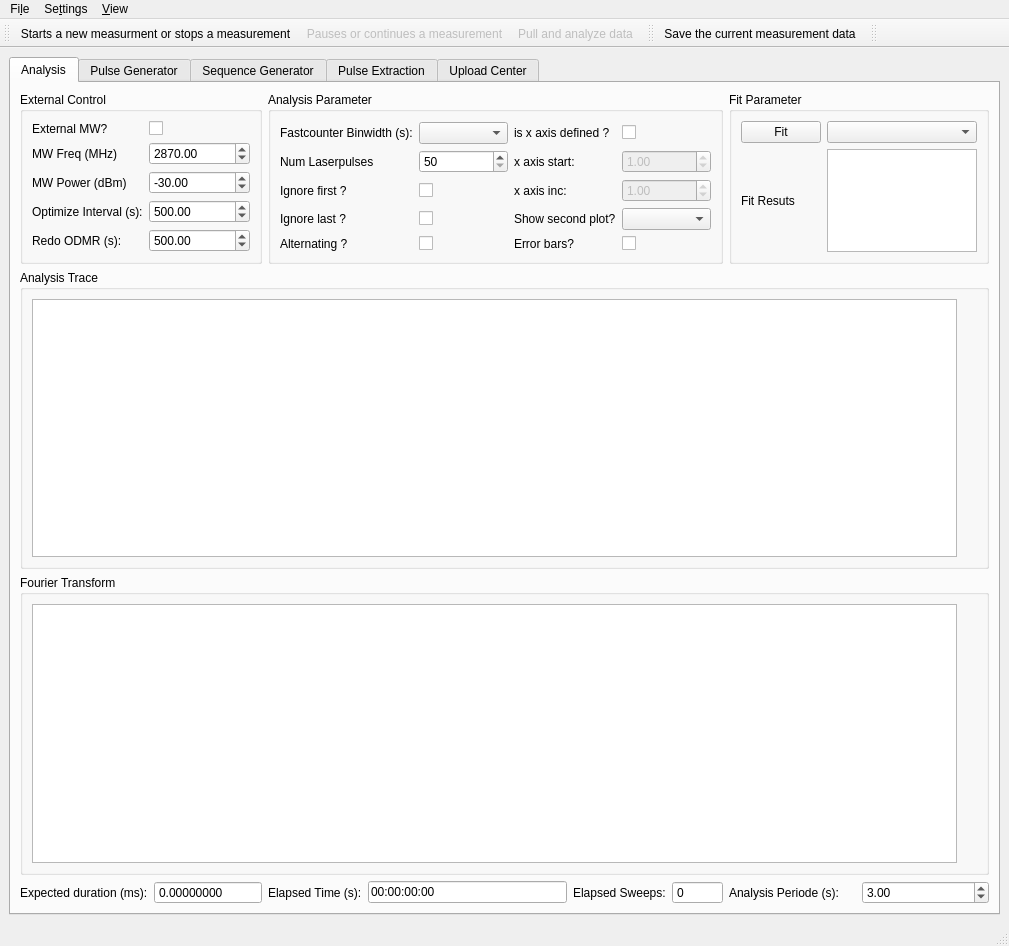
First picture: the form in gui/pulsed/ui_pulsed_maingui.ui, repository Ulm-IQO/qudi, before the edit.
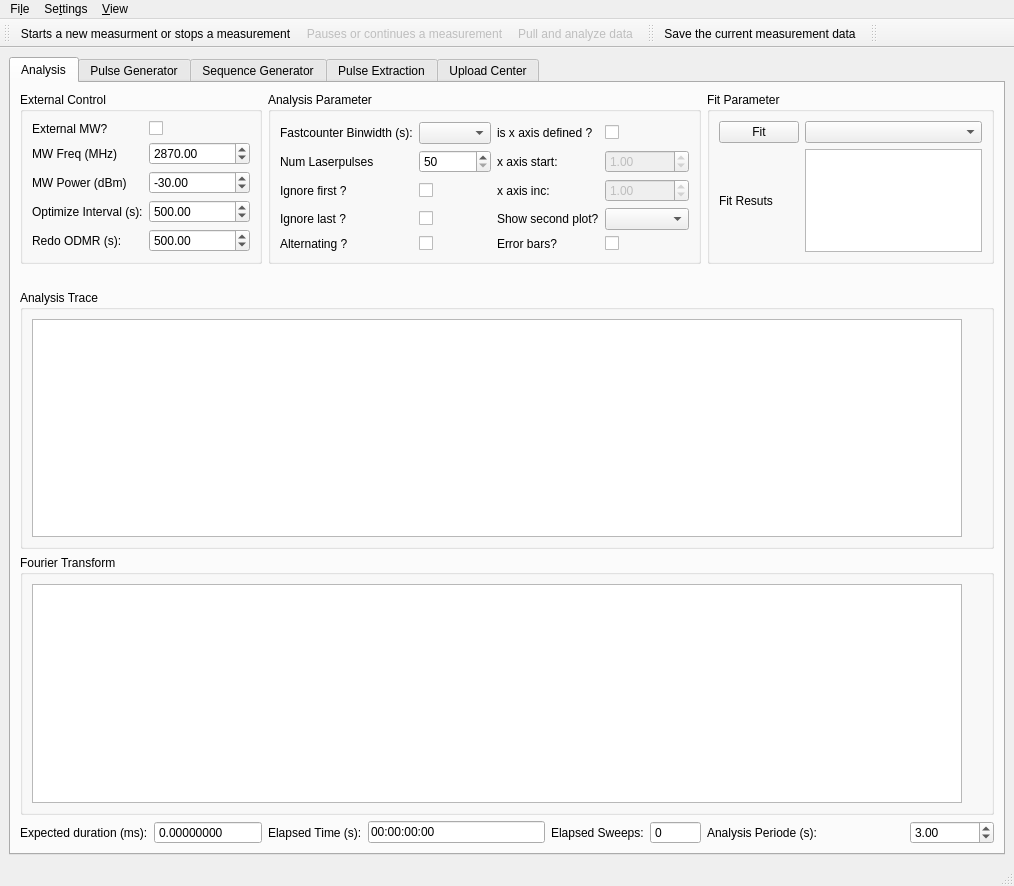
Second picture: the form after the edit. The open tabs and pages were chosen to show the change. Icons and pictures are not drawn. Custom widgets are drawn as their Qt base class.

Commit message: Adjust the Fit display in the ui file ui_pulsed_maingui.ui.

Patch:
```diff
--- a/gui/pulsed/ui_pulsed_maingui.ui
+++ b/gui/pulsed/ui_pulsed_maingui.ui
@@ -6,8 +6,8 @@
    <rect>
     <x>0</x>
     <y>0</y>
-    <width>1009</width>
-    <height>946</height>
+    <width>1014</width>
+    <height>836</height>
    </rect>
   </property>
   <property name="minimumSize">
@@ -38,60 +38,7 @@
          <layout class="QGridLayout" name="gridLayout_6">
           <item row="1" column="0">
            <layout class="QGridLayout" name="gridLayout_4">
-            <item row="4" column="7">
-             <widget class="QDoubleSpinBox" name="time_param_ana_periode_DoubleSpinBox">
-              <property name="maximum">
-               <double>999999999.000000000000000</double>
-              </property>
-              <property name="value">
-               <double>3.000000000000000</double>
-              </property>
-             </widget>
-            </item>
-            <item row="2" column="0" colspan="8">
-             <widget class="QGroupBox" name="groupBox_6">
-              <property name="title">
-               <string>Analysis Trace</string>
-              </property>
-              <layout class="QGridLayout" name="gridLayout_19">
-               <item row="1" column="0">
-                <layout class="QGridLayout" name="gridLayout_12">
-                 <item row="0" column="0">
-                  <widget class="PlotWidget" name="pulse_analysis_PlotWidget"/>
-                 </item>
-                </layout>
-               </item>
-               <item row="1" column="1">
-                <spacer name="verticalSpacer">
-                 <property name="orientation">
-                  <enum>Qt::Vertical</enum>
-                 </property>
-                 <property name="sizeHint" stdset="0">
-                  <size>
-                   <width>20</width>
-                   <height>5000</height>
-                  </size>
-                 </property>
-                </spacer>
-               </item>
-              </layout>
-             </widget>
-            </item>
-            <item row="4" column="2">
-             <widget class="QLabel" name="time_param_elapsed_time_Label">
-              <property name="text">
-               <string>Elapsed Time (s):</string>
-              </property>
-             </widget>
-            </item>
-            <item row="4" column="0">
-             <widget class="QLabel" name="time_param_expected_dur_Label">
-              <property name="text">
-               <string>Expected duration (ms):</string>
-              </property>
-             </widget>
-            </item>
-            <item row="4" column="1">
+            <item row="5" column="1">
              <widget class="QDoubleSpinBox" name="time_param_expected_dur_DoubleSpinBox">
               <property name="readOnly">
                <bool>true</bool>
@@ -107,13 +54,112 @@
               </property>
              </widget>
             </item>
-            <item row="4" column="4">
+            <item row="5" column="2">
+             <widget class="QLabel" name="time_param_elapsed_time_Label">
+              <property name="text">
+               <string>Elapsed Time (s):</string>
+              </property>
+             </widget>
+            </item>
+            <item row="5" column="3">
+             <widget class="QLineEdit" name="time_param_elapsed_time_LineEdit">
+              <property name="text">
+               <string>00:00:00:00</string>
+              </property>
+             </widget>
+            </item>
+            <item row="5" column="4">
              <widget class="QLabel" name="time_param_elapsed_sweep_Label">
               <property name="text">
                <string>Elapsed Sweeps:</string>
               </property>
              </widget>
             </item>
+            <item row="5" column="5">
+             <widget class="QSpinBox" name="time_param_elapsed_sweep_SpinBox">
+              <property name="readOnly">
+               <bool>true</bool>
+              </property>
+              <property name="buttonSymbols">
+               <enum>QAbstractSpinBox::NoButtons</enum>
+              </property>
+              <property name="maximum">
+               <number>999999999</number>
+              </property>
+             </widget>
+            </item>
+            <item row="5" column="0">
+             <widget class="QLabel" name="time_param_expected_dur_Label">
+              <property name="text">
+               <string>Expected duration (ms):</string>
+              </property>
+             </widget>
+            </item>
+            <item row="5" column="6">
+             <widget class="QLabel" name="time_param_ana_periode_Label">
+              <property name="text">
+               <string>Analysis Periode (s):</string>
+              </property>
+             </widget>
+            </item>
+            <item row="0" column="6" rowspan="2" colspan="2">
+             <widget class="QGroupBox" name="groupBox_10">
+              <property name="title">
+               <string>Fit Parameter</string>
+              </property>
+              <layout class="QGridLayout" name="gridLayout_30">
+               <item row="0" column="1">
+                <layout class="QGridLayout" name="gridLayout_29">
+                 <item row="1" column="0">
+                  <widget class="QLabel" name="label_26">
+                   <property name="text">
+                    <string>Fit Resuts</string>
+                   </property>
+                  </widget>
+                 </item>
+                 <item row="0" column="0">
+                  <widget class="QPushButton" name="fit_param_PushButton">
+                   <property name="sizePolicy">
+                    <sizepolicy hsizetype="Fixed" vsizetype="Fixed">
+                     <horstretch>0</horstretch>
+                     <verstretch>0</verstretch>
+                    </sizepolicy>
+                   </property>
+                   <property name="text">
+                    <string>Fit</string>
+                   </property>
+                  </widget>
+                 </item>
+                 <item row="0" column="1">
+                  <widget class="QComboBox" name="fit_param_fit_func_ComboBox">
+                   <property name="sizePolicy">
+                    <sizepolicy hsizetype="MinimumExpanding" vsizetype="Fixed">
+                     <horstretch>0</horstretch>
+                     <verstretch>0</verstretch>
+                    </sizepolicy>
+                   </property>
+                  </widget>
+                 </item>
+                 <item row="1" column="1">
+                  <widget class="QTextBrowser" name="fit_param_results_TextBrowser">
+                   <property name="sizePolicy">
+                    <sizepolicy hsizetype="Expanding" vsizetype="Expanding">
+                     <horstretch>0</horstretch>
+                     <verstretch>0</verstretch>
+                    </sizepolicy>
+                   </property>
+                   <property name="font">
+                    <font>
+                     <kerning>false</kerning>
+                    </font>
+                   </property>
+                  </widget>
+                 </item>
+                </layout>
+               </item>
+              </layout>
+             </widget>
+            </item>
             <item row="0" column="0" rowspan="2" colspan="2">
              <widget class="QGroupBox" name="groupBox_9">
               <property name="title">
@@ -221,7 +267,17 @@
               </layout>
              </widget>
             </item>
-            <item row="3" column="0" colspan="8">
+            <item row="5" column="7">
+             <widget class="QDoubleSpinBox" name="time_param_ana_periode_DoubleSpinBox">
+              <property name="maximum">
+               <double>999999999.000000000000000</double>
+              </property>
+              <property name="value">
+               <double>3.000000000000000</double>
+              </property>
+             </widget>
+            </item>
+            <item row="4" column="0" colspan="8">
              <widget class="QGroupBox" name="second_plot_GroupBox">
               <property name="title">
                <string>Fourier Transform</string>
@@ -413,83 +469,47 @@
               </layout>
              </widget>
             </item>
-            <item row="0" column="6" rowspan="2" colspan="2">
-             <widget class="QGroupBox" name="groupBox_10">
+            <item row="3" column="0" colspan="8">
+             <widget class="QGroupBox" name="groupBox_6">
               <property name="title">
-               <string>Fit Parameter</string>
+               <string>Analysis Trace</string>
               </property>
-              <layout class="QGridLayout" name="gridLayout_30">
-               <item row="0" column="1">
-                <layout class="QGridLayout" name="gridLayout_29">
-                 <item row="1" column="1">
-                  <widget class="QTextBrowser" name="fit_param_results_TextBrowser">
-                   <property name="sizePolicy">
-                    <sizepolicy hsizetype="MinimumExpanding" vsizetype="Expanding">
-                     <horstretch>0</horstretch>
-                     <verstretch>0</verstretch>
-                    </sizepolicy>
-                   </property>
-                   <property name="maximumSize">
-                    <size>
-                     <width>150</width>
-                     <height>16777215</height>
-                    </size>
-                   </property>
-                   <property name="font">
-                    <font>
-                     <kerning>false</kerning>
-                    </font>
-                   </property>
-                  </widget>
-                 </item>
-                 <item row="1" column="0">
-                  <widget class="QLabel" name="label_26">
-                   <property name="text">
-                    <string>Fit Resuts</string>
-                   </property>
-                  </widget>
-                 </item>
+              <layout class="QGridLayout" name="gridLayout_19">
+               <item row="1" column="0">
+                <layout class="QGridLayout" name="gridLayout_12">
                  <item row="0" column="0">
-                  <widget class="QPushButton" name="fit_param_PushButton">
-                   <property name="text">
-                    <string>Fit</string>
-                   </property>
-                  </widget>
-                 </item>
-                 <item row="0" column="1">
-                  <widget class="QComboBox" name="fit_param_fit_func_ComboBox"/>
+                  <widget class="PlotWidget" name="pulse_analysis_PlotWidget"/>
                  </item>
                 </layout>
                </item>
+               <item row="1" column="1">
+                <spacer name="verticalSpacer">
+                 <property name="orientation">
+                  <enum>Qt::Vertical</enum>
+                 </property>
+                 <property name="sizeHint" stdset="0">
+                  <size>
+                   <width>20</width>
+                   <height>5000</height>
+                  </size>
+                 </property>
+                </spacer>
+               </item>
               </layout>
              </widget>
             </item>
-            <item row="4" column="6">
-             <widget class="QLabel" name="time_param_ana_periode_Label">
-              <property name="text">
-               <string>Analysis Periode (s):</string>
+            <item row="2" column="6">
+             <spacer name="horizontalSpacer_3">
+              <property name="orientation">
+               <enum>Qt::Horizontal</enum>
               </property>
-             </widget>
-            </item>
-            <item row="4" column="5">
-             <widget class="QSpinBox" name="time_param_elapsed_sweep_SpinBox">
-              <property name="readOnly">
-               <bool>true</bool>
+              <property name="sizeHint" stdset="0">
+               <size>
+                <width>40</width>
+                <height>20</height>
+               </size>
               </property>
-              <property name="buttonSymbols">
-               <enum>QAbstractSpinBox::NoButtons</enum>
-              </property>
-              <property name="maximum">
-               <number>999999999</number>
-              </property>
-             </widget>
-            </item>
-            <item row="4" column="3">
-             <widget class="QLineEdit" name="time_param_elapsed_time_LineEdit">
-              <property name="text">
-               <string>00:00:00:00</string>
-              </property>
-             </widget>
+             </spacer>
             </item>
            </layout>
           </item>
@@ -1963,7 +1983,7 @@
     <rect>
      <x>0</x>
      <y>0</y>
-     <width>1009</width>
+     <width>1014</width>
      <height>21</height>
     </rect>
    </property>
```
Left out of the diff: 2 changed lines with no effect on the pictures.
